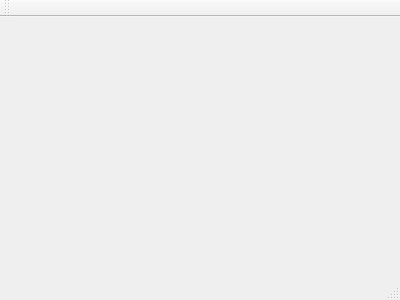
Old version of the form ventana.ui in the repository vialrogo/agentes-ia.
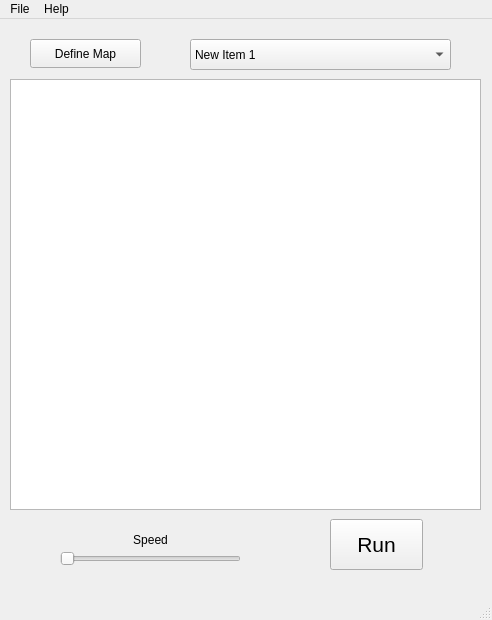
New version of the form.

Commit message: Primero bosquejo de la interfaz. Ya tiene cambas clicleable anque aún no dice la posición.

The edit to the form file:
```diff
--- a/ventana.ui
+++ b/ventana.ui
@@ -1,24 +1,146 @@
 <ui version="4.0">
  <class>Ventana</class>
- <widget class="QMainWindow" name="Ventana" >
-  <property name="geometry" >
+ <widget class="QMainWindow" name="Ventana">
+  <property name="geometry">
    <rect>
     <x>0</x>
     <y>0</y>
-    <width>400</width>
-    <height>300</height>
+    <width>492</width>
+    <height>620</height>
    </rect>
   </property>
   <property name="windowTitle" >
    <string>Ventana</string>
   </property>
-  <widget class="QMenuBar" name="menuBar" />
-  <widget class="QToolBar" name="mainToolBar" />
-  <widget class="QWidget" name="centralWidget" />
-  <widget class="QStatusBar" name="statusBar" />
+  <widget class="QWidget" name="centralWidget">
+   <widget class="QPushButton" name="botonDefineMap">
+    <property name="geometry">
+     <rect>
+      <x>30</x>
+      <y>20</y>
+      <width>111</width>
+      <height>29</height>
+     </rect>
+    </property>
+    <property name="text">
+     <string>Define Map</string>
+    </property>
+   </widget>
+   <widget class="QPushButton" name="botonRun">
+    <property name="geometry">
+     <rect>
+      <x>330</x>
+      <y>500</y>
+      <width>93</width>
+      <height>51</height>
+     </rect>
+    </property>
+    <property name="font">
+     <font>
+      <pointsize>16</pointsize>
+     </font>
+    </property>
+    <property name="text">
+     <string>Run</string>
+    </property>
+   </widget>
+   <widget class="QSlider" name="horizontalSlider">
+    <property name="geometry">
+     <rect>
+      <x>60</x>
+      <y>530</y>
+      <width>181</width>
+      <height>20</height>
+     </rect>
+    </property>
+    <property name="orientation">
+     <enum>Qt::Horizontal</enum>
+    </property>
+   </widget>
+   <widget class="QLabel" name="labelSpeed">
+    <property name="geometry">
+     <rect>
+      <x>110</x>
+      <y>510</y>
+      <width>81</width>
+      <height>21</height>
+     </rect>
+    </property>
+    <property name="text">
+     <string>Speed</string>
+    </property>
+    <property name="alignment">
+     <set>Qt::AlignCenter</set>
+    </property>
+   </widget>
+   <widget class="QComboBox" name="comboBoxAlgoritmos">
+    <property name="geometry">
+     <rect>
+      <x>190</x>
+      <y>20</y>
+      <width>261</width>
+      <height>31</height>
+     </rect>
+    </property>
+    <item>
+     <property name="text">
+      <string>New Item 1</string>
+     </property>
+    </item>
+    <item>
+     <property name="text">
+      <string>New Item 2</string>
+     </property>
+    </item>
+   </widget>
+   <widget class="QGraphicsView" name="graphicsView">
+    <property name="geometry">
+     <rect>
+      <x>10</x>
+      <y>60</y>
+      <width>471</width>
+      <height>431</height>
+     </rect>
+    </property>
+   </widget>
+  </widget>
+  <widget class="QMenuBar" name="menuBar">
+   <property name="geometry">
+    <rect>
+     <x>0</x>
+     <y>0</y>
+     <width>492</width>
+     <height>29</height>
+    </rect>
+   </property>
+   <widget class="QMenu" name="menuArchivo">
+    <property name="title">
+     <string>File</string>
+    </property>
+    <addaction name="actionQuit"/>
+   </widget>
+   <widget class="QMenu" name="menuHelp">
+    <property name="title">
+     <string>Help</string>
+    </property>
+    <addaction name="actionAbout"/>
+   </widget>
+   <addaction name="menuArchivo"/>
+   <addaction name="menuHelp"/>
+  </widget>
+  <widget class="QStatusBar" name="statusBar"/>
+  <action name="actionQuit">
+   <property name="text">
+    <string>Quit</string>
+   </property>
+  </action>
+  <action name="actionAbout">
+   <property name="text">
+    <string>About</string>
+   </property>
+  </action>
  </widget>
- <layoutDefault spacing="6" margin="11" />
- <pixmapfunction></pixmapfunction>
+ <layoutdefault spacing="6" margin="11"/>
  <resources/>
  <connections/>
 </ui>
```
Left out of the diff: 3 changed lines with no effect on the pictures. The commit also changes 5 other files.
